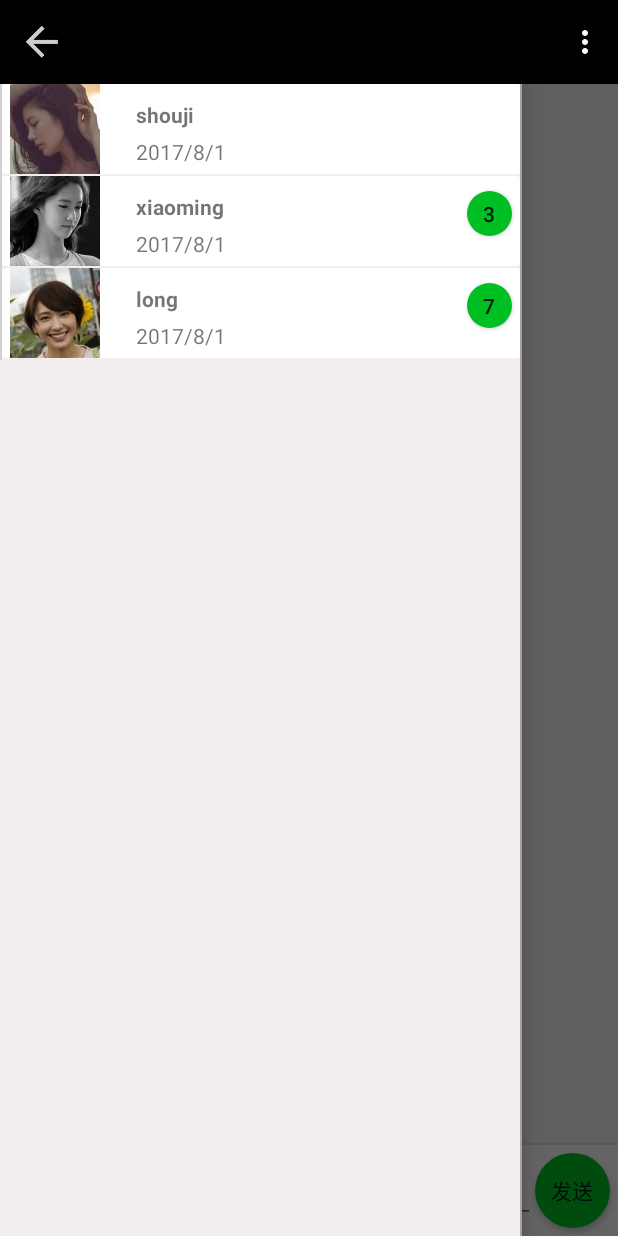
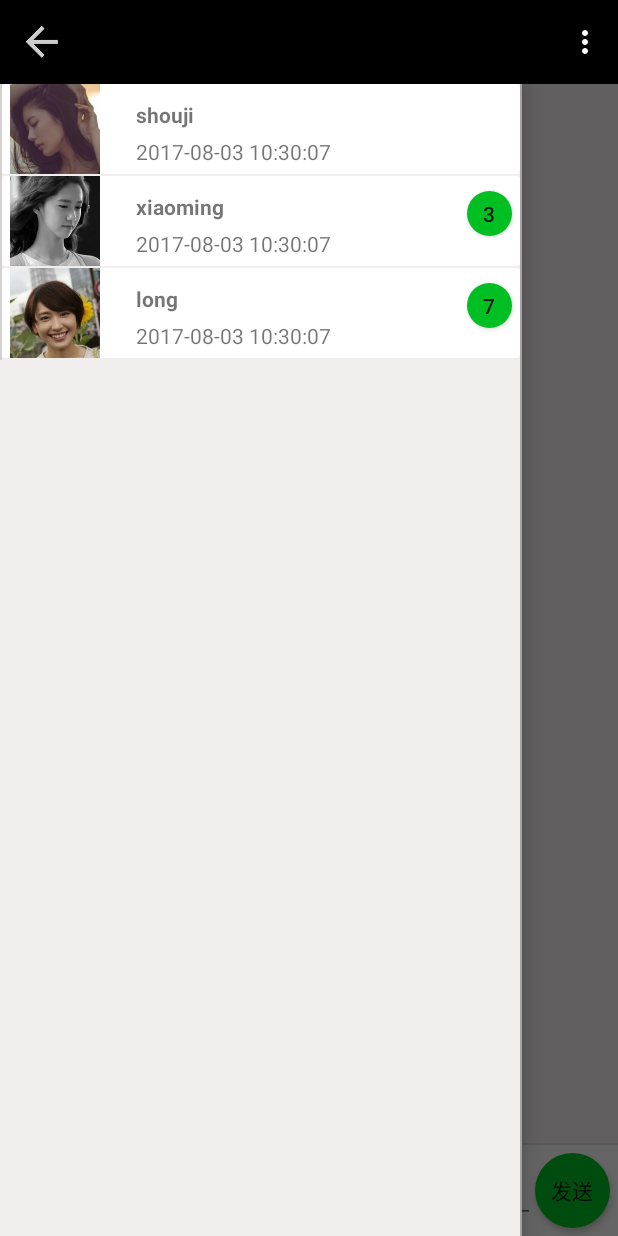
Before and after one commit to GZDong/Ainiyo2, an Android app: the ChattingFragment screen opened directly, with no data from a screen before it, with the side drawer open, on a phone screen of 412 x 824 dp. Run offline under Robolectric (Android 15) with nearby library versions, the phone set to English and light mode, and no system bars; libraries missing offline, so code that uses them is left out: com.hyphenate, com.hyphenate.chat; pictures from the network do not load; 14 statements that could not run were skipped.

Commit message:
基本聊天实现--可以显示最近一条消息的收到时间，更完善的时间显示待完成

```diff
--- a/app/src/main/java/com/huadi/android/ainiyo/entity/Friends.java
+++ b/app/src/main/java/com/huadi/android/ainiyo/entity/Friends.java
@@ -12,11 +12,23 @@ public class Friends {
 
     private int unreadMeg = 0;
 
-    public Friends(String name, int picture,int unread){
+    private String newTime;
+
+    public Friends(String name, int picture,int unread,String time){
         this.name = name;
         this.picture = picture;
         this.unreadMeg = unread;
+        this.newTime = time;
     }
+
+    public void setNewTime(String newTime) {
+        this.newTime = newTime;
+    }
+
+    public String getNewTime() {
+        return newTime;
+    }
+
     public String getName() {
         return name;
     }
--- a/app/src/main/java/com/huadi/android/ainiyo/entity/FriendsLab.java
+++ b/app/src/main/java/com/huadi/android/ainiyo/entity/FriendsLab.java
@@ -3,6 +3,7 @@ package com.huadi.android.ainiyo.entity;
 import android.content.Context;
 
 import com.huadi.android.ainiyo.R;
+import com.huadi.android.ainiyo.util.DateUtil;
 import com.hyphenate.chat.EMClient;
 import com.hyphenate.chat.EMConversation;
 
@@ -43,10 +44,10 @@ public class FriendsLab {
         }else{
             test = conversation.getUnreadMsgCount();
         }
-        friend1 = new Friends("shouji",R.drawable.examplepicture,test);
+        friend1 = new Friends("shouji",R.drawable.examplepicture,test, DateUtil.getNowDate());
 
-        Friends friend2 = new Friends("xiaoming", R.drawable.user2,3);
-        Friends friend3 = new Friends("long",R.drawable.right_image,7);
+        Friends friend2 = new Friends("xiaoming", R.drawable.user2,3,DateUtil.getNowDate());
+        Friends friend3 = new Friends("long",R.drawable.right_image,7,DateUtil.getNowDate());
         mFriendses.add(friend1);
         mFriendses.add(friend2);
         mFriendses.add(friend3);
--- a/app/src/main/java/com/huadi/android/ainiyo/frag/ChattingFragment.java
+++ b/app/src/main/java/com/huadi/android/ainiyo/frag/ChattingFragment.java
@@ -35,7 +35,9 @@ import com.huadi.android.ainiyo.entity.Friends;
 import com.huadi.android.ainiyo.entity.FriendsLab;
 import com.huadi.android.ainiyo.entity.UserInfo;
 import com.huadi.android.ainiyo.entity.UserInfoLab;
+import com.huadi.android.ainiyo.util.DateUtil;
 import com.huadi.android.ainiyo.util.SignInUtil;
+import com.huadi.android.ainiyo.util.ToolKits;
 import com.hyphenate.EMCallBack;
 import com.hyphenate.EMError;
 import com.hyphenate.EMMessageListener;
@@ -155,6 +157,7 @@ public class ChattingFragment extends Fragment implements EMMessageListener{
 
                 return true;
             case android.R.id.home:
+                ToolKits.putInt(getActivity(),"fragment",1);
                 Intent intent = new Intent(getActivity(), MainActivity.class);
                 startActivity(intent);
 
@@ -303,6 +306,8 @@ public class ChattingFragment extends Fragment implements EMMessageListener{
                     EMMessage message = (EMMessage) msg.obj;
                     message.setFrom(mChatId);
 
+
+
                     // 这里只是简单的demo，也只是测试文字消息的收发，所以直接将body转为EMTextMessageBody去获取内容
                     /*EMTextMessageBody body = (EMTextMessageBody) message.getBody();
                     // 将新的消息内容和时间加入到下边
@@ -315,6 +320,7 @@ public class ChattingFragment extends Fragment implements EMMessageListener{
                     mMessages.add(message);
                     MyAdapter.notifyItemInserted(mMessages.size() - 1);
                     msgRecyclerView.scrollToPosition(mMessages.size() - 1);
+
                     break;
             }
         }
@@ -362,8 +368,15 @@ public class ChattingFragment extends Fragment implements EMMessageListener{
         // 循环遍历当前收到的消息
 
         Log.d("test","yyyyyyyyyyyyyyyyyyyyyyyy");
+
+
         for (EMMessage message : list) {
+            String id;
+            int unread;
             if (message.getFrom().equals(mChatId)) {
+
+                id = mChatId;
+                unread = 0;
                 // 设置消息为已读
                 mConversation.markMessageAsRead(message.getMsgId());
 
@@ -375,12 +388,14 @@ public class ChattingFragment extends Fragment implements EMMessageListener{
             } else {
                 // 如果消息不是当前会话的消息发送通知栏通知
                 EMConversation conversation = EMClient.getInstance().chatManager().getConversation(message.getFrom());
-                int unread = conversation.getUnreadMsgCount();
-                Intent intent = new Intent("com.huadi.android.ainiyo.newMessage");
-                intent.putExtra("ID",message.getFrom());
-                intent.putExtra("newM",unread);
-                getActivity().sendBroadcast(intent);
+                unread = conversation.getUnreadMsgCount();
+                id = message.getFrom();
             }
+            Intent intent = new Intent("com.huadi.android.ainiyo.newMessage");
+            intent.putExtra("ID",id);
+            intent.putExtra("newM",unread);
+            intent.putExtra("newT", DateUtil.getNowDate());
+            getActivity().sendBroadcast(intent);
         }
     }
 
--- a/app/src/main/java/com/huadi/android/ainiyo/frag/ChooseFragment.java
+++ b/app/src/main/java/com/huadi/android/ainiyo/frag/ChooseFragment.java
@@ -28,12 +28,15 @@ import com.huadi.android.ainiyo.entity.Friends;
 import com.huadi.android.ainiyo.entity.FriendsLab;
 import com.huadi.android.ainiyo.entity.UserInfo;
 import com.huadi.android.ainiyo.entity.UserInfoLab;
+import com.huadi.android.ainiyo.util.DateUtil;
 import com.huadi.android.ainiyo.util.SignInUtil;
 import com.hyphenate.EMCallBack;
 import com.hyphenate.EMMessageListener;
 import com.hyphenate.chat.EMClient;
 import com.hyphenate.chat.EMConversation;
 import com.hyphenate.chat.EMMessage;
+
+import org.w3c.dom.Text;
 
 import java.util.ArrayList;
 import java.util.List;
@@ -114,9 +117,11 @@ public class ChooseFragment extends Fragment {
             public void onReceive(Context context, Intent intent) {
                 int newMsg = intent.getIntExtra("newM",0);
                 String ID = intent.getStringExtra("ID");
+                String newTime = intent.getStringExtra("newT");
                 FriendsLab friendsLab = FriendsLab.get(getActivity());
                 Friends friends = friendsLab.getFriend(ID);
                 friends.setUnreadMeg(newMsg);
+                friends.setNewTime(newTime);
                 frdList = friendsLab.getFriendses();
                 mMyAdapter.notifyDataSetChanged();
             }
@@ -201,12 +206,14 @@ public class ChooseFragment extends Fragment {
         TextView textView;
         ImageView mImageView;
         Button UnreadBtn;
+        TextView timeText;
 
         public MyViewHolder(View v){
             super(v);
             textView = (TextView) v.findViewById(R.id.name_fri);
             mImageView = (ImageView) v.findViewById(R.id.img_friend);
             UnreadBtn= (Button) v.findViewById(R.id.unread_btn);
+            timeText = (TextView) v.findViewById(R.id.text_time);
             v.setOnClickListener(new View.OnClickListener() {
                 @Override
                 public void onClick(View view) {
@@ -303,9 +310,11 @@ public class ChooseFragment extends Fragment {
 
         @Override
         public void onBindViewHolder(MyViewHolder holder, int position) {
-            String name_fri = mList.get(position).getName();
-            int unreadM = mList.get(position).getUnreadMeg();
-            int picture = mList.get(position).getPicture();
+            Friends friends = mList.get(position);
+            String name_fri = friends.getName();
+            int unreadM = friends.getUnreadMeg();
+            int picture = friends.getPicture();
+            String newTime = friends.getNewTime();
             holder.textView.setText(name_fri);
             holder.mImageView.setImageResource(picture);
 
@@ -315,6 +324,7 @@ public class ChooseFragment extends Fragment {
             }else{
                 holder.UnreadBtn.setVisibility(View.GONE);
             }
+            holder.timeText.setText(newTime);
 
         }
 
@@ -353,6 +363,10 @@ public class ChooseFragment extends Fragment {
                     Intent intent = new Intent("com.huadi.android.ainiyo.newMessage");
                     intent.putExtra("ID",message.getFrom());
                     intent.putExtra("newM",unread);
+
+                    String newTime = DateUtil.getNowDate();
+                    intent.putExtra("newT",newTime);
+
                     getActivity().sendBroadcast(intent);
                 }
 
--- /dev/null
+++ b/app/src/main/java/com/huadi/android/ainiyo/util/DateUtil.java
@@ -0,0 +1,19 @@
+package com.huadi.android.ainiyo.util;
+
+import java.text.ParsePosition;
+import java.text.SimpleDateFormat;
+import java.util.Date;
+
+/**
+ * Created by zhidong on 2017/8/3.
+ */
+
+public class DateUtil {
+
+    public static String getNowDate(){
+        Date currentTime = new Date();
+        SimpleDateFormat format = new SimpleDateFormat("yyyy-MM-dd HH:mm:ss");
+        String dateString = format.format(currentTime);
+        return dateString;
+    }
+}
--- a/app/src/main/res/layout/item_friend.xml
+++ b/app/src/main/res/layout/item_friend.xml
@@ -61,7 +61,8 @@
                     android:layout_marginLeft="12dp"
                     android:layout_marginTop="5dp"
                     android:layout_marginStart="12dp"
-                    android:text="2017/8/1"/>
+
+                    android:text="2017-8-1 15:32:11"/>
             </LinearLayout>
 
             <Button
--- a/build.gradle
+++ b/build.gradle
@@ -5,7 +5,7 @@ buildscript {
         jcenter()
     }
     dependencies {
-        classpath 'com.android.tools.build:gradle:2.2.2'
+        classpath 'com.android.tools.build:gradle:2.3.3'
 
         // NOTE: Do not place your application dependencies here; they belong
         // in the individual module build.gradle files
```
